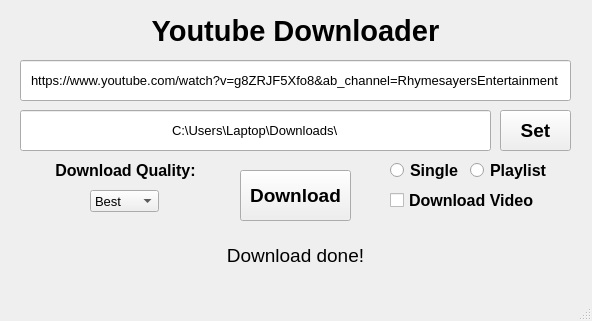
Qt form Graphics.ui (bytesenseidk/Youtube-Downloader) before a commit.
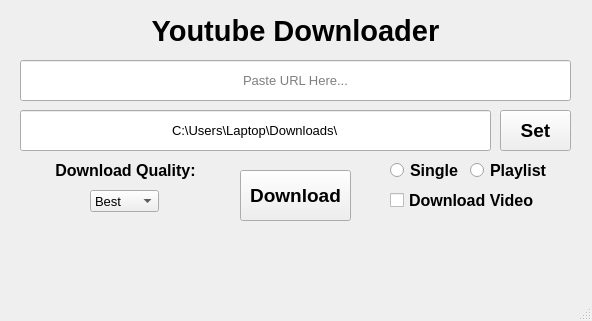
The same form after that commit.

Commit message: Graphical and Syntax upgrade

```diff
--- a/Graphics.ui
+++ b/Graphics.ui
@@ -95,12 +95,18 @@
       <pointsize>10</pointsize>
      </font>
     </property>
+    <property name="inputMask">
+     <string/>
+    </property>
     <property name="text">
-     <string>https://www.youtube.com/watch?v=g8ZRJF5Xfo8&amp;ab_channel=RhymesayersEntertainment</string>
+     <string/>
     </property>
     <property name="alignment">
      <set>Qt::AlignCenter</set>
     </property>
+    <property name="placeholderText">
+     <string>Paste URL Here...</string>
+    </property>
    </widget>
    <widget class="QPushButton" name="pushButton_4">
     <property name="geometry">
@@ -190,9 +196,9 @@
    <widget class="QLabel" name="label_2">
     <property name="geometry">
      <rect>
-      <x>210</x>
+      <x>20</x>
       <y>240</y>
-      <width>171</width>
+      <width>551</width>
       <height>31</height>
      </rect>
     </property>
@@ -205,7 +211,7 @@
      </font>
     </property>
     <property name="text">
-     <string>Download done!</string>
+     <string/>
     </property>
     <property name="alignment">
      <set>Qt::AlignCenter</set>
```
Left out of the diff: 22 changed lines with no effect on the pictures. The commit also changes 2 other files.
